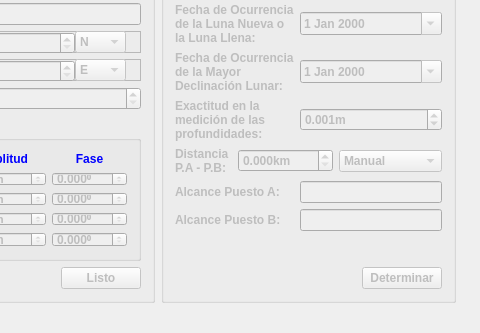
First picture: the form in include/AlcanceLimite/alcancelimitewindow.ui, repository ryera89/TideAnalisisPredictionSystem, before the edit; both pictures show x 450 to 930 and y 87 to 420 of the 930 by 420 pixel window.
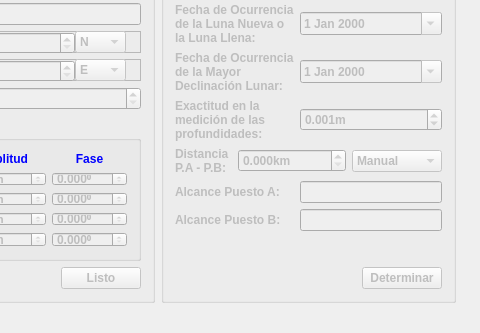
Second picture: the form after the edit.

Commit message: ALCANCE AVANZADO

The edit to the form file:
```diff
--- a/include/AlcanceLimite/alcancelimitewindow.ui
+++ b/include/AlcanceLimite/alcancelimitewindow.ui
@@ -1195,7 +1195,7 @@
              <number>3</number>
             </property>
             <property name="maximum">
-             <double>1000.000000000000000</double>
+             <double>999999.998999999952503</double>
             </property>
            </widget>
           </item>
```
Left out of the diff: 30 changed lines with no effect on the pictures. The commit also changes 2 other files.
